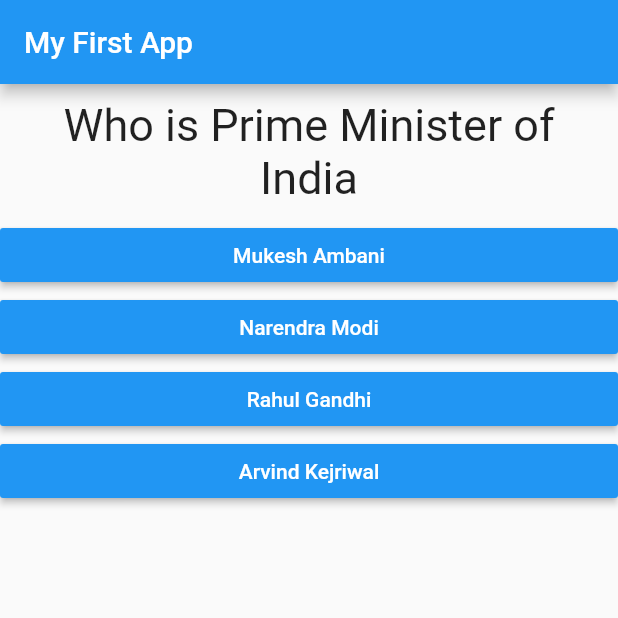
After one commit to mayank8200/Quiz-App---Flutter, a Flutter app: the screen it shows after launch, on a phone screen of 412 x 824 dp, the top half of it. The commit adds this screen. Run offline on Flutter 3.47's test engine with Material 2 defaults, Android fonts, the phone set to English and light mode, and no system bars.

Commit message:
Created Different widgets seperately for quiz and result

```diff
--- a/lib/main.dart
+++ b/lib/main.dart
@@ -1,6 +1,8 @@
 import 'package:flutter/material.dart';
-import './question.dart';
-import './answer.dart';
+//import './question.dart';
+//import './answer.dart';
+import './quiz.dart';
+import './result.dart';
 
 void main() {
   runApp(MyApp());
@@ -54,21 +56,9 @@ class _MyAppState extends State<MyApp> {
             title: Text("My First App"),
           ),
           body: _i < _questions.length
-              ? Column(
-                  children: [
-                    Question(_questions[_i]['questionText']),
-                    ...(_questions[_i]['options'] as List<String>)
-                        .map((option) {
-                      return (Answer(_clicked, option));
-                    })
-                  ],
-                )
-              : Center(
-                  child: Text(
-                    "You did it!!! Great",
-                    style: TextStyle(fontSize: 40),
-                  ),
-                )),
+              ? Quiz(questions: _questions,clicked: _clicked,i: _i,)
+              : Result()
+              ),
     );
   }
 }
--- /dev/null
+++ b/lib/quiz.dart
@@ -0,0 +1,22 @@
+import 'package:flutter/material.dart';
+import './question.dart';
+import './answer.dart';
+class Quiz extends StatelessWidget {
+  final List<Map<String,Object>> questions;
+  final int i;
+  final Function clicked;
+  Quiz({this.questions,this.i,this.clicked});
+  @override
+  Widget build(BuildContext context) {
+    return Column(
+                  children: [
+                    Question(questions[i]['questionText']),
+                    ...(questions[i]['options'] as List<String>)
+                        .map((option) {
+                      return (Answer(clicked, option));
+                    })
+                  ]
+    );
+
+  }
+}
```
Also changed, not shown: lib/result.dart (added, +13 -0 lines).
